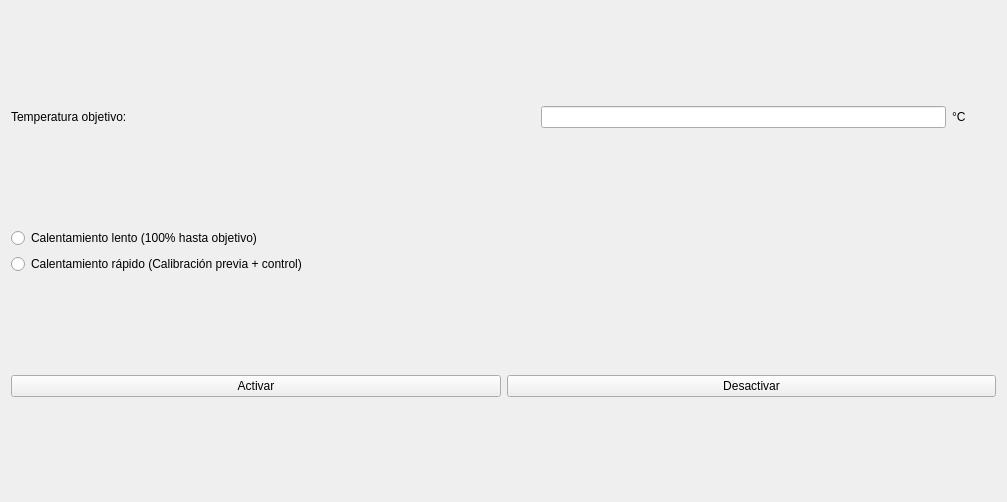
Above: src/view/automatic_control_tab_view.ui from martincrxz/induction-heater-software before the change. Below: the same form after it.
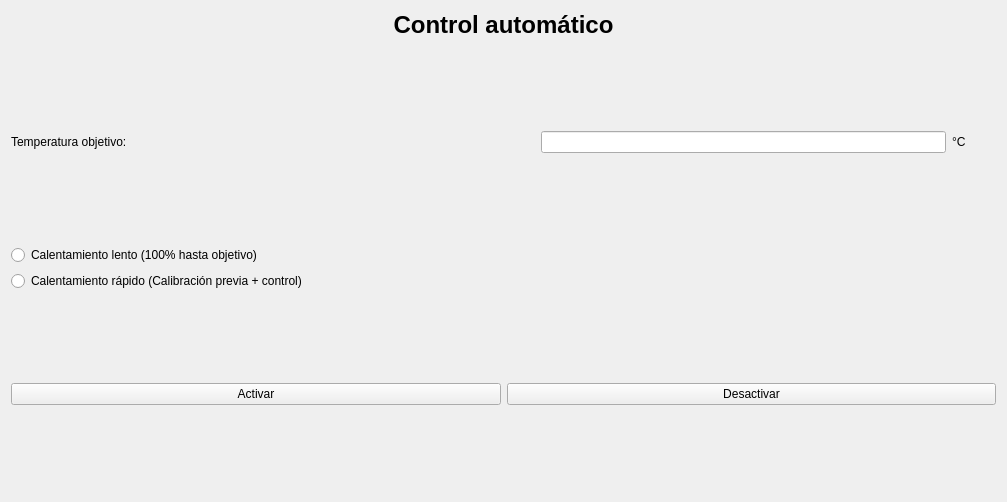
That is the form after the change.

Diff of the .ui file:
```diff
--- a/src/view/automatic_control_tab_view.ui
+++ b/src/view/automatic_control_tab_view.ui
@@ -16,6 +16,19 @@
   <layout class="QHBoxLayout" name="horizontalLayout">
    <item>
     <layout class="QVBoxLayout" name="verticalLayout_3">
+     <item>
+      <widget class="QLabel" name="label">
+       <property name="text">
+        <string>&lt;html&gt;&lt;head/&gt;&lt;body&gt;&lt;p align=&quot;center&quot;&gt;&lt;span style=&quot; font-size:18pt; font-weight:600;&quot;&gt;Control automático&lt;/span&gt;&lt;/p&gt;&lt;/body&gt;&lt;/html&gt;</string>
+       </property>
+       <property name="alignment">
+        <set>Qt::AlignCenter</set>
+       </property>
+       <property name="wordWrap">
+        <bool>false</bool>
+       </property>
+      </widget>
+     </item>
      <item>
       <spacer name="verticalSpacer_4">
        <property name="orientation">
```
